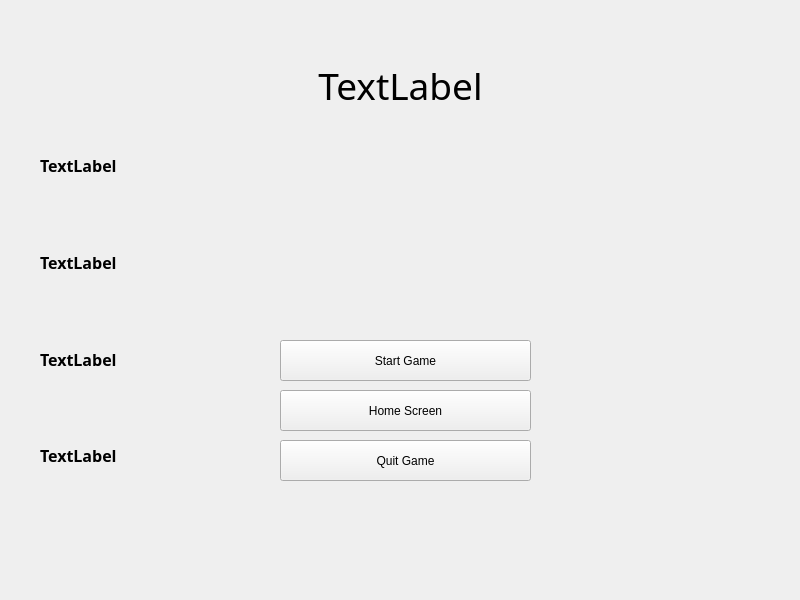
Qt form EndGameWindow.ui (zhongvei/Tankoop) before a commit.
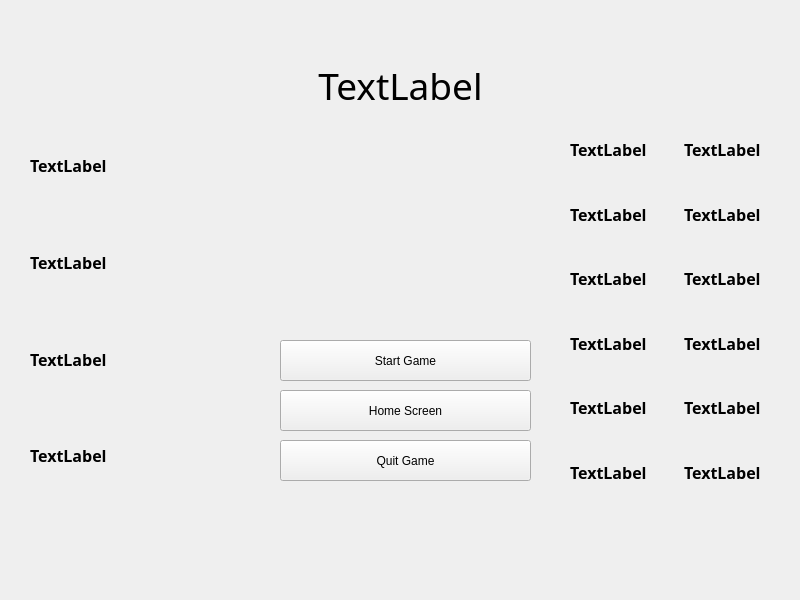
The same form after that commit. Icons and pictures are not drawn.

The edit to the form file:
```diff
--- a/EndGameWindow.ui
+++ b/EndGameWindow.ui
@@ -72,7 +72,7 @@
    <widget class="QWidget" name="verticalLayoutWidget">
     <property name="geometry">
      <rect>
-      <x>40</x>
+      <x>30</x>
       <y>120</y>
       <width>221</width>
       <height>381</height>
@@ -163,6 +163,222 @@
      <set>Qt::AlignCenter</set>
     </property>
    </widget>
+   <widget class="QWidget" name="verticalLayoutWidget_2">
+    <property name="geometry">
+     <rect>
+      <x>570</x>
+      <y>120</y>
+      <width>221</width>
+      <height>381</height>
+     </rect>
+    </property>
+    <layout class="QVBoxLayout" name="verticalLayout_2">
+     <item>
+      <layout class="QHBoxLayout" name="horizontalLayout">
+       <item>
+        <widget class="QLabel" name="Name">
+         <property name="font">
+          <font>
+           <family>Gill Sans MT</family>
+           <pointsize>12</pointsize>
+           <weight>75</weight>
+           <bold>true</bold>
+          </font>
+         </property>
+         <property name="text">
+          <string>TextLabel</string>
+         </property>
+        </widget>
+       </item>
+       <item>
+        <widget class="QLabel" name="Score">
+         <property name="font">
+          <font>
+           <family>Gill Sans MT</family>
+           <pointsize>12</pointsize>
+           <weight>75</weight>
+           <bold>true</bold>
+          </font>
+         </property>
+         <property name="text">
+          <string>TextLabel</string>
+         </property>
+        </widget>
+       </item>
+      </layout>
+     </item>
+     <item>
+      <layout class="QHBoxLayout" name="horizontalLayout_2">
+       <item>
+        <widget class="QLabel" name="name_1">
+         <property name="font">
+          <font>
+           <family>Gill Sans MT</family>
+           <pointsize>12</pointsize>
+           <weight>75</weight>
+           <bold>true</bold>
+          </font>
+         </property>
+         <property name="text">
+          <string>TextLabel</string>
+         </property>
+        </widget>
+       </item>
+       <item>
+        <widget class="QLabel" name="score_1">
+         <property name="font">
+          <font>
+           <family>Gill Sans MT</family>
+           <pointsize>12</pointsize>
+           <weight>75</weight>
+           <bold>true</bold>
+          </font>
+         </property>
+         <property name="text">
+          <string>TextLabel</string>
+         </property>
+        </widget>
+       </item>
+      </layout>
+     </item>
+     <item>
+      <layout class="QHBoxLayout" name="horizontalLayout_3">
+       <item>
+        <widget class="QLabel" name="name_2">
+         <property name="font">
+          <font>
+           <family>Gill Sans MT</family>
+           <pointsize>12</pointsize>
+           <weight>75</weight>
+           <bold>true</bold>
+          </font>
+         </property>
+         <property name="text">
+          <string>TextLabel</string>
+         </property>
+        </widget>
+       </item>
+       <item>
+        <widget class="QLabel" name="score_2">
+         <property name="font">
+          <font>
+           <family>Gill Sans MT</family>
+           <pointsize>12</pointsize>
+           <weight>75</weight>
+           <bold>true</bold>
+          </font>
+         </property>
+         <property name="text">
+          <string>TextLabel</string>
+         </property>
+        </widget>
+       </item>
+      </layout>
+     </item>
+     <item>
+      <layout class="QHBoxLayout" name="horizontalLayout_4">
+       <item>
+        <widget class="QLabel" name="name_3">
+         <property name="font">
+          <font>
+           <family>Gill Sans MT</family>
+           <pointsize>12</pointsize>
+           <weight>75</weight>
+           <bold>true</bold>
+          </font>
+         </property>
+         <property name="text">
+          <string>TextLabel</string>
+         </property>
+        </widget>
+       </item>
+       <item>
+        <widget class="QLabel" name="score_3">
+         <property name="font">
+          <font>
+           <family>Gill Sans MT</family>
+           <pointsize>12</pointsize>
+           <weight>75</weight>
+           <bold>true</bold>
+          </font>
+         </property>
+         <property name="text">
+          <string>TextLabel</string>
+         </property>
+        </widget>
+       </item>
+      </layout>
+     </item>
+     <item>
+      <layout class="QHBoxLayout" name="horizontalLayout_5">
+       <item>
+        <widget class="QLabel" name="name_4">
+         <property name="font">
+          <font>
+           <family>Gill Sans MT</family>
+           <pointsize>12</pointsize>
+           <weight>75</weight>
+           <bold>true</bold>
+          </font>
+         </property>
+         <property name="text">
+          <string>TextLabel</string>
+         </property>
+        </widget>
+       </item>
+       <item>
+        <widget class="QLabel" name="score_4">
+         <property name="font">
+          <font>
+           <family>Gill Sans MT</family>
+           <pointsize>12</pointsize>
+           <weight>75</weight>
+           <bold>true</bold>
+          </font>
+         </property>
+         <property name="text">
+          <string>TextLabel</string>
+         </property>
+        </widget>
+       </item>
+      </layout>
+     </item>
+     <item>
+      <layout class="QHBoxLayout" name="horizontalLayout_6">
+       <item>
+        <widget class="QLabel" name="name_5">
+         <property name="font">
+          <font>
+           <family>Gill Sans MT</family>
+           <pointsize>12</pointsize>
+           <weight>75</weight>
+           <bold>true</bold>
+          </font>
+         </property>
+         <property name="text">
+          <string>TextLabel</string>
+         </property>
+        </widget>
+       </item>
+       <item>
+        <widget class="QLabel" name="score_5">
+         <property name="font">
+          <font>
+           <family>Gill Sans MT</family>
+           <pointsize>12</pointsize>
+           <weight>75</weight>
+           <bold>true</bold>
+          </font>
+         </property>
+         <property name="text">
+          <string>TextLabel</string>
+         </property>
+        </widget>
+       </item>
+      </layout>
+     </item>
+    </layout>
+   </widget>
   </widget>
  </widget>
  <resources>
```
